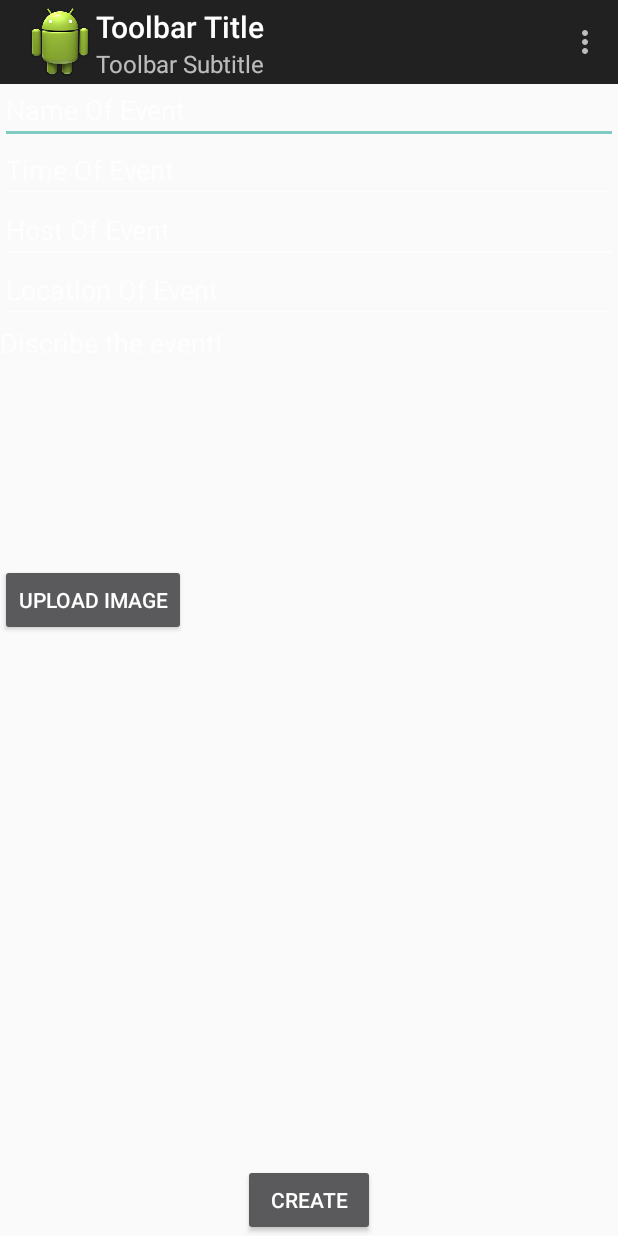
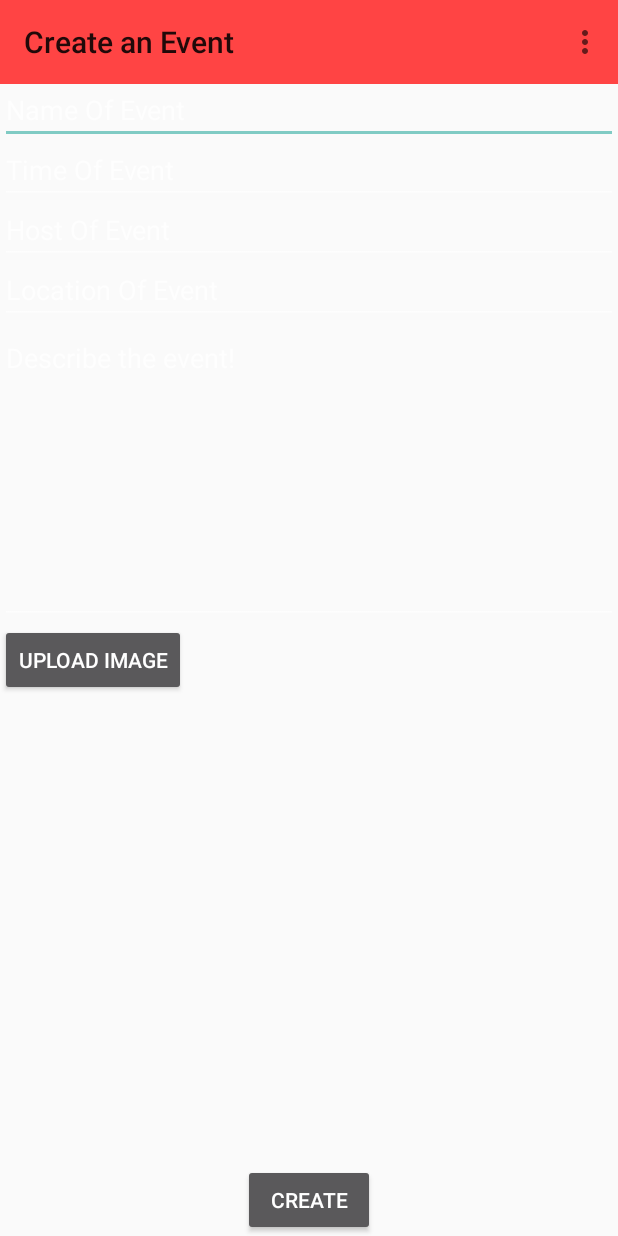
Before and after one commit to YazanKittaneh/Loggia_Android, an Android app: the CreateEventActivity screen opened directly, with no data from a screen before it, on a phone screen of 412 x 824 dp. Run offline under Robolectric (Android 15) with nearby library versions, the phone set to English and light mode, and no system bars.

Commit message:
Toolbar configured.

```diff
--- a/Project_Chatter2/app/src/main/java/com/example/l7/project_chatter/Activity/CreateEventActivity.java
+++ b/Project_Chatter2/app/src/main/java/com/example/l7/project_chatter/Activity/CreateEventActivity.java
@@ -1,6 +1,7 @@
 package com.example.l7.project_chatter.Activity;
 
 import android.graphics.drawable.Drawable;
+import android.inputmethodservice.ExtractEditText;
 import android.support.v7.app.ActionBarActivity;
 import android.support.v7.widget.Toolbar;
 import android.os.Bundle;
@@ -36,9 +37,8 @@ public class CreateEventActivity extends ActionBarActivity {
         Toolbar toolbar = (Toolbar) findViewById(R.id.my_awesome_toolbar);
         setSupportActionBar(toolbar);
         getSupportActionBar().setDisplayShowHomeEnabled(true);
-        getSupportActionBar().setTitle("Toolbar Title");
-        getSupportActionBar().setSubtitle("Toolbar Subtitle");
-        getSupportActionBar().setLogo(R.drawable.ic_launcher);
+        getSupportActionBar().setTitle("Create an Event");
+        getSupportActionBar().setLogo(null);
 
         //Declarations
         mEventName = (TextView) findViewById(R.id.Create_Event_Name);
@@ -87,7 +87,7 @@ public class CreateEventActivity extends ActionBarActivity {
     @Override
     public boolean onCreateOptionsMenu(Menu menu) {
         // Inflate the menu; this adds items to the action bar if it is present.
-        getMenuInflater().inflate(R.menu.menu_homepage, menu);
+        getMenuInflater().inflate(R.menu.menu_create, menu);
         return true;
     }
 
--- a/Project_Chatter2/app/src/main/res/layout/activity_create_event.xml
+++ b/Project_Chatter2/app/src/main/res/layout/activity_create_event.xml
@@ -15,7 +15,8 @@
         android:layout_height="wrap_content"
         android:layout_width="match_parent"
         android:minHeight="?attr/actionBarSize"
-        android:background="?attr/colorPrimary" />
+        android:background="?attr/colorPrimary"
+        app:theme="@style/Theme.MainTheme" />
 
     <EditText
         android:layout_width="match_parent"
@@ -70,16 +71,6 @@
         android:layout_alignParentBottom="true"
         android:layout_centerHorizontal="true"/>
 
-    <TextView
-        android:layout_width="match_parent"
-        android:layout_height="160dp"
-        android:textAppearance="?android:attr/textAppearanceMedium"
-        android:id="@+id/Create_Event_Description"
-        android:layout_below="@+id/Create_Event_Location"
-        android:layout_alignParentLeft="true"
-        android:layout_alignParentStart="true"
-        android:hint="Discribe the event!"/>
-
     <Button
         android:layout_width="wrap_content"
         android:layout_height="wrap_content"
@@ -87,7 +78,21 @@
         android:id="@+id/Create_Event_Upload_Image_Button"
         android:layout_below="@+id/Create_Event_Description"
         android:layout_alignParentLeft="true"
-        android:layout_alignParentStart="true"/>
+        android:layout_alignParentStart="true" />
+
+    <EditText
+        android:layout_width="wrap_content"
+        android:layout_height="200dp"
+        android:textAppearance="?android:attr/textAppearanceMedium"
+        android:hint="Describe the event!"
+        android:id="@+id/Create_Event_Description"
+        android:layout_below="@+id/Create_Event_Location"
+        android:layout_alignParentLeft="true"
+        android:layout_alignParentStart="true"
+        android:layout_alignParentRight="true"
+        android:layout_alignParentEnd="true"
+        android:autoText="false"
+        android:gravity="top" />
 
 
 </RelativeLayout>
--- a/Project_Chatter2/app/src/main/res/menu/menu_homepage.xml
+++ b/Project_Chatter2/app/src/main/res/menu/menu_homepage.xml
@@ -2,6 +2,6 @@
     xmlns:app="http://schemas.android.com/apk/res-auto"
     xmlns:tools="http://schemas.android.com/tools"
     tools:context="com.example.l7.project_chatter.Activity.HomepageActivity">
-    <item android:id="@+id/action_settings" android:title="@string/action_settings"
-        android:orderInCategory="100" app:showAsAction="never" />
+    <item android:id="@+id/create_event" android:title="Create Event"
+        android:orderInCategory="100" app:showAsAction="ifRoom" />
 </menu>
--- /dev/null
+++ b/Project_Chatter2/app/src/main/res/values/themes.xml
@@ -0,0 +1,13 @@
+<?xml version="1.0" encoding="utf-8"?>
+<resources>
+    <style name="Theme.MainTheme" parent="Theme.AppCompat.Light">
+        <!-- Set AppCompat’s actionBarStyle -->
+        <item name="actionBarStyle">@style/ThemeOverlay.AppCompat.ActionBar</item>
+
+        <!-- Set AppCompat’s color theming attrs -->
+        <item name="colorPrimary">@color/red</item>
+    <item name="colorPrimaryDark">@color/darkred</item>
+
+    <!-- The rest of your attributes -->
+    </style>
+</resources>
```
Also changed, not shown: Project_Chatter2/app/src/main/java/com/example/l7/project_chatter/Activity/HomepageActivity.java (+6 -8 lines), Project_Chatter2/app/src/main/res/layout/activity_homepage.xml (+5 -2 lines), Project_Chatter2/app/src/main/res/values/colors.xml (added, +28 -0 lines).
